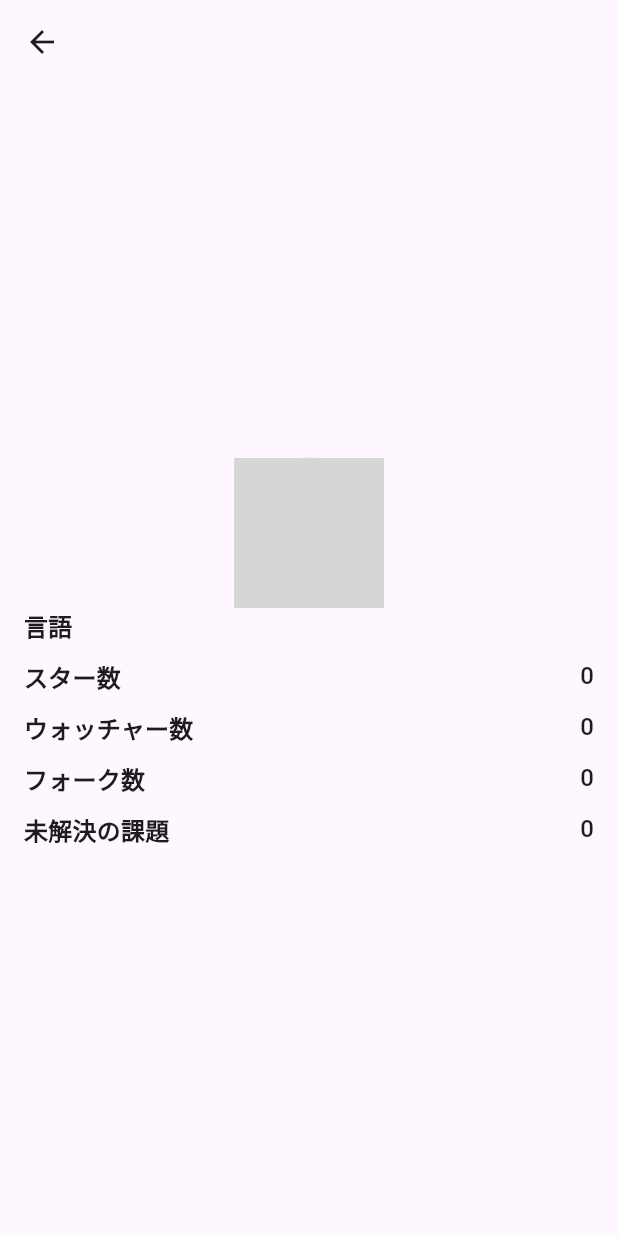
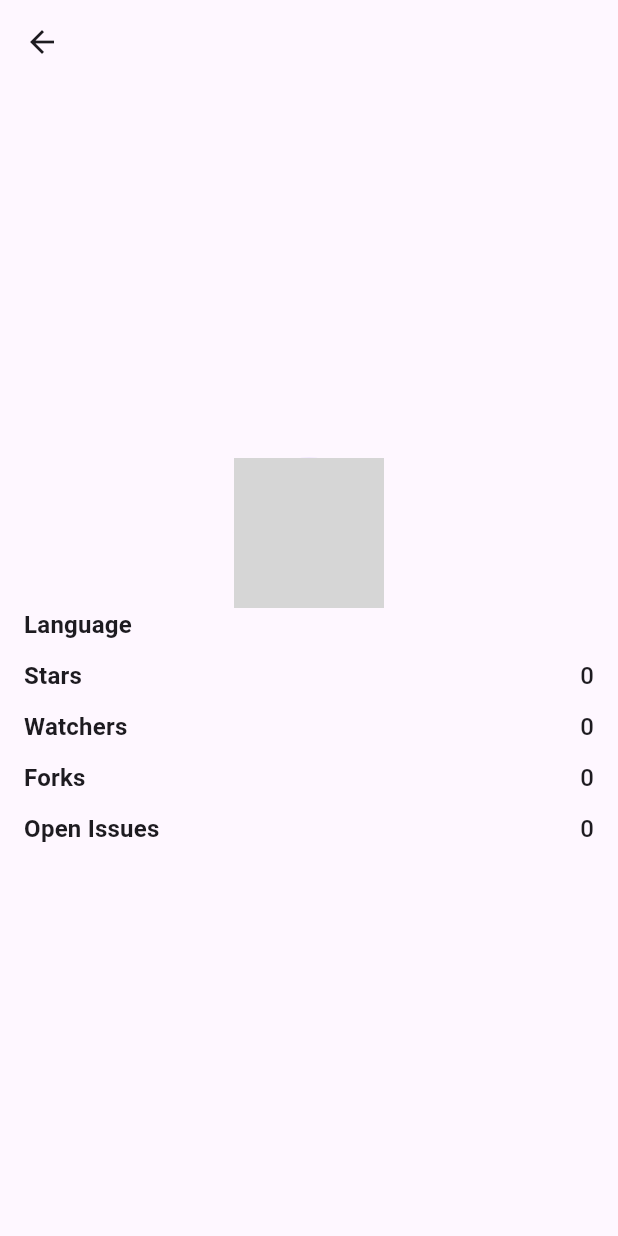
Before and after one commit to tsuchida-y/yumemi_coding_test, a Flutter app: the RepositoryDetailScreen screen opened directly with empty values, on a phone screen of 412 x 824 dp. Run offline on Flutter 3.47's test engine with Material 3 defaults, Android fonts, the phone set to English and light mode, and no system bars; our stand-ins replace flutter_dotenv; generated files the repository leaves out were written again; network calls fail; grey boxes are pictures that could not be loaded.

Commit message:
refactor:ハードコードされていたコードを AppLocalizations を使用して取得するように変更。

```diff
--- a/lib/screens/repository_detail_screen.dart
+++ b/lib/screens/repository_detail_screen.dart
@@ -1,4 +1,5 @@
 import 'package:flutter/material.dart';
+import 'package:flutter_gen/gen_l10n/app_localizations.dart';
 import 'package:yumemi_coding_test/models/repository.dart';
 import 'package:yumemi_coding_test/widgets/detail/detail_row.dart';
 
@@ -14,14 +15,14 @@ class RepositoryDetailScreen extends StatelessWidget {
     final deviceWidth = MediaQuery.of(context).size.width;
     const double sideMargin = 30.0;
 
-    // 表示するテキストと値をリストで管理
-    final repositoryDetails = [
-      {"label": "言語",         "value": repository.language},
-      {"label": "スター数",      "value": repository.stars.toString()},
-      {"label": "ウォッチャー数", "value": repository.watchers.toString()},
-      {"label": "フォーク数",    "value": repository.forks.toString()},
-      {"label": "未解決の課題",   "value": repository.openIssues.toString()},
-    ];
+  // 表示するテキストと値をリストで管理
+  final repositoryDetails = [
+    {"label": AppLocalizations.of(context)!.language,    "value": repository.language},
+    {"label": AppLocalizations.of(context)!.stars,       "value": repository.stars.toString()},
+    {"label": AppLocalizations.of(context)!.watchers,    "value": repository.watchers.toString()},
+    {"label": AppLocalizations.of(context)!.forks,       "value": repository.forks.toString()},
+    {"label": AppLocalizations.of(context)!.open_issues,  "value": repository.openIssues.toString()},
+  ];
 
     return Scaffold(
       appBar: AppBar(title: Text(repository.name)),
--- a/lib/screens/search_screen.dart
+++ b/lib/screens/search_screen.dart
@@ -1,11 +1,12 @@
 import 'package:flutter/material.dart';
+import 'package:flutter_gen/gen_l10n/app_localizations.dart';
 
 import 'package:yumemi_coding_test/utils/repository_sorter.dart';
 import 'package:yumemi_coding_test/services/github_api_service.dart';
 import 'package:yumemi_coding_test/models/repository.dart';
-import 'package:yumemi_coding_test/widgets/search_controls.dart';
-import 'package:yumemi_coding_test/widgets/search_result_view.dart';
-import 'package:yumemi_coding_test/widgets/theme_selection_bottom_sheet.dart';
+import 'package:yumemi_coding_test/widgets/search/search_controls.dart';
+import 'package:yumemi_coding_test/widgets/search/search_result_view.dart';
+import 'package:yumemi_coding_test/widgets/theme/theme_selection_bottom_sheet.dart';
 
 /// リポジトリ検索画面の状態を管理するクラス。
 /// ユーザー入力、検索結果リスト、ソート状態の保持、API呼び出し、UI更新を行う。
@@ -21,7 +22,7 @@ class SearchScreenState extends State<SearchScreen> {
   List<Repository> _repositoryList = [];
   final _isSortAscending = false;
   final _currentSortOption = 'stars';
-    final gitHubApiService = GitHubApiService();
+  final gitHubApiService = GitHubApiService();
 
   /// リポジトリの検索を実行するメソッド
   void _searchRepositories() async {
@@ -66,7 +67,7 @@ class SearchScreenState extends State<SearchScreen> {
     return Scaffold(
       resizeToAvoidBottomInset: false,
       appBar: AppBar(
-        title: const Text("GitHub リポジトリ検索"),
+        title: Text(AppLocalizations.of(context)!.app_title),
         actions: [
           Padding(
 
@@ -77,7 +78,7 @@ class SearchScreenState extends State<SearchScreen> {
 
             child: IconButton(
               icon: const Icon(Icons.settings),
-              tooltip: 'テーマを変更',
+              tooltip: AppLocalizations.of(context)!.theme_tooltip,
               onPressed: () {
                 _showThemeBottomSheet(context);
               },
--- a/lib/widgets/common/empty_result.dart
+++ b/lib/widgets/common/empty_result.dart
@@ -1,4 +1,5 @@
 import 'package:flutter/material.dart';
+import 'package:flutter_gen/gen_l10n/app_localizations.dart';
 
 /// 検索結果が空の場合に表示するウィジェット
 class EmptyResultWidget extends StatelessWidget {
@@ -9,8 +10,7 @@ class EmptyResultWidget extends StatelessWidget {
   static const double _landscapeSpacing = 24.0;
   static const double _portraitImageSize = 300.0;
   static const double _landscapeImageSize = 150.0;
-  static const String _message = "該当するリポジトリが見つかりませんでした。\n"
-                                "別のキーワードで試してみてください！";
+  // Removed static _message; the localized string will be obtained using the provided context in build()
 
 
 
@@ -61,7 +61,7 @@ class EmptyResultWidget extends StatelessWidget {
 
     // 共通のテキストウィジェット
     final messageText = Text(
-      _message,
+      AppLocalizations.of(context)!.no_results,
       style: Theme.of(context).textTheme.bodyLarge,
       textAlign: TextAlign.center,
     );
--- a/lib/widgets/search/search_controls.dart
+++ b/lib/widgets/search/search_controls.dart
@@ -1,4 +1,5 @@
 import 'package:flutter/material.dart';
+import 'package:flutter_gen/gen_l10n/app_localizations.dart';
 import 'package:yumemi_coding_test/widgets/search/sort_dropdown.dart';
 
 /// 検索入力フィールド、検索ボタン、ソートドロップダウンをまとめたウィジェット。
@@ -26,7 +27,7 @@ class SearchControls extends StatelessWidget {
       children: [
         TextField(
           controller: userInputController,
-          decoration: const InputDecoration(labelText: "リポジトリ名で検索"),
+          decoration: InputDecoration(labelText: AppLocalizations.of(context)!.search_hint),
           onSubmitted: (_) => onSearchPressed(),
         ),
         const SizedBox(height: 8),
@@ -36,7 +37,7 @@ class SearchControls extends StatelessWidget {
             const Spacer(flex: 3),
             ElevatedButton(
               onPressed: onSearchPressed,
-              child: const Text("検索"),
+              child: Text(AppLocalizations.of(context)!.search_button),
             ),
             const Spacer(flex: 2),
             SortDropdown(
--- a/lib/widgets/search/sort_dropdown.dart
+++ b/lib/widgets/search/sort_dropdown.dart
@@ -1,4 +1,5 @@
 import 'package:flutter/material.dart';
+import 'package:flutter_gen/gen_l10n/app_localizations.dart';
 
 typedef SortCallback = void Function(String sortOption, bool isSortAscending);
 
@@ -50,11 +51,11 @@ class SortDropdown extends StatelessWidget {
 
       // ヘルパーメソッドを使って itemBuilder を簡潔にする
       itemBuilder: (BuildContext context) => <PopupMenuEntry<String>>[
-        _buildMenuItem('stars', "スター数でソート", currentSortOption == 'stars'),
-        _buildMenuItem('forks', "フォーク数でソート", currentSortOption == 'forks'),
+        _buildMenuItem('stars', AppLocalizations.of(context)!.sort_by_stars, currentSortOption == 'stars'),
+        _buildMenuItem('forks', AppLocalizations.of(context)!.sort_by_forks, currentSortOption == 'forks'),
         const PopupMenuDivider(), // 区切り線
-        _buildMenuItem('ascending', "昇順", isSortAscending),
-        _buildMenuItem('descending', "降順", !isSortAscending),
+        _buildMenuItem('ascending', AppLocalizations.of(context)!.sort_ascending, isSortAscending),
+        _buildMenuItem('descending', AppLocalizations.of(context)!.sort_ascending, !isSortAscending),
       ],
     );
   }
```
Also changed, not shown: lib/widgets/theme/theme_selection_bottom_sheet.dart (+19 -9 lines).
